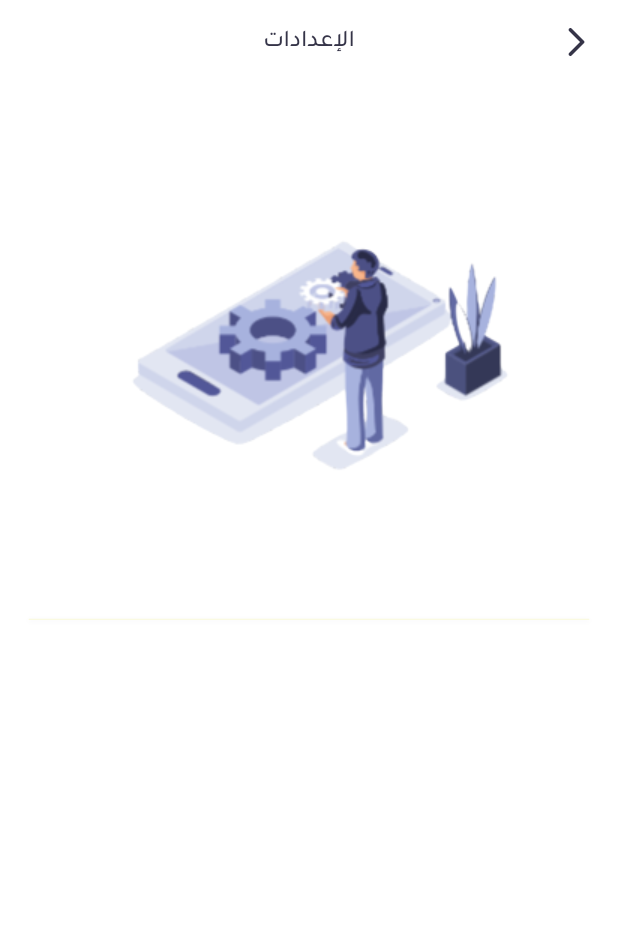
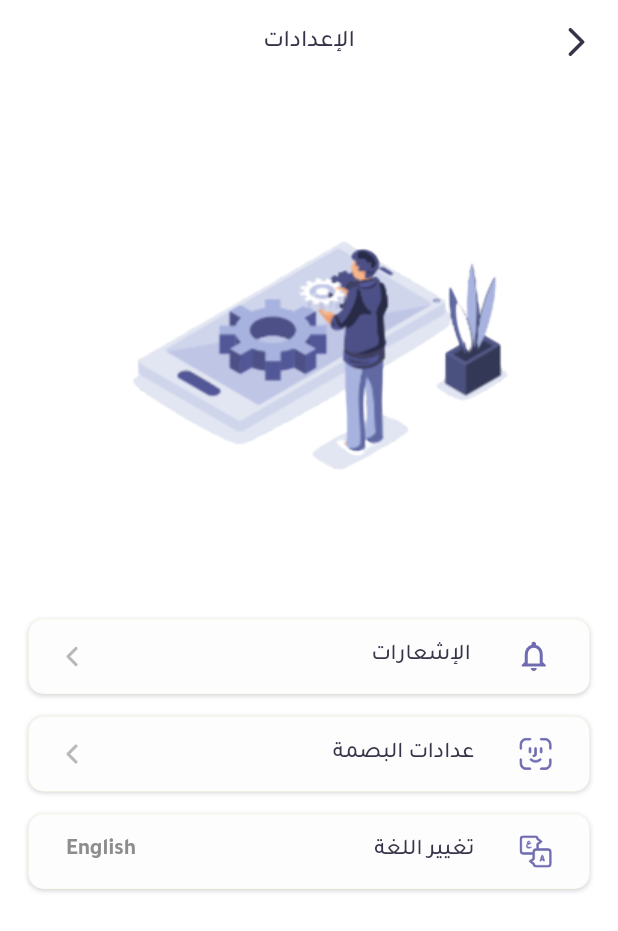
Before and after one commit to Attia-Fouad/nosoh_app, a Flutter app: the SettingsScreen screen opened directly, on a phone screen of 412 x 824 dp. Shown: the top 931 px of the screen. Run offline on Flutter 3.47's test engine with Material 2 defaults, Android fonts, the phone set to English and light mode, and no system bars; our stand-ins replace animate_do, bloc, dotted_border, dotted_line, flutter_bloc, flutter_svg and 5 more; missing offline and left inert: custom_check_box.

Commit message:
finish settings Screen

```diff
--- a/lib/View/settings/components/build_settings_item.dart
+++ b/lib/View/settings/components/build_settings_item.dart
@@ -5,14 +5,22 @@ import '../../../core/styles.dart';
 
 class BuildSettingsItem extends StatelessWidget {
   const BuildSettingsItem(
-      {super.key, this.firstIcon, this.lastIcon, this.text});
+      {super.key,
+      this.firstIcon,
+      this.lastIcon,
+      this.text,
+      required this.onTap});
   final Widget? firstIcon;
   final Widget? lastIcon;
   final String? text;
+  final void Function()? onTap;
 
   @override
   Widget build(BuildContext context) {
-    return Container(
+    return InkWell(
+      onTap: onTap,
+      child: Container(
+        height: 50,
         decoration: BoxDecoration(
           color: sortingContainerColor,
           border: Border.all(
@@ -47,6 +55,7 @@ class BuildSettingsItem extends StatelessWidget {
             ],
           ),
         ),
+      ),
     );
   }
 }
--- a/lib/View/settings/settings_screen.dart
+++ b/lib/View/settings/settings_screen.dart
@@ -1,8 +1,11 @@
 import 'package:flutter/material.dart';
+import 'package:flutter_svg/flutter_svg.dart';
+import 'package:hexcolor/hexcolor.dart';
 import 'package:nosoh_app/core/assets_data.dart';
+import 'package:nosoh_app/core/styles.dart';
 
 import '../../core/app_strings.dart';
-import '../../core/colors.dart';
+import 'components/build_settings_item.dart';
 
 class SettingsScreen extends StatelessWidget {
   const SettingsScreen({super.key});
@@ -28,29 +31,37 @@ class SettingsScreen extends StatelessWidget {
             const SizedBox(
               height: 40,
             ),
-            Container(
-              decoration: BoxDecoration(
-                color: sortingContainerColor,
-                border: Border.all(
-                  color: notificationBorderColor.withOpacity(0.5),
-                  width: 0.2,
-                ),
-                boxShadow: [
-                  BoxShadow(
-                    color: elevationColor.withOpacity(0.16),
-                    offset: const Offset(0, 1),
-                    blurRadius: 2,
-                  ),
-                ],
-                borderRadius: BorderRadius.circular(10),
+            BuildSettingsItem(
+              text: AppStrings.notifications,
+              firstIcon: Icon(
+                Icons.notifications_none_outlined,
+                color: HexColor('#6F6BB2'),
               ),
-              child: Padding(
-                padding: const EdgeInsets.symmetric(horizontal: 25.0),
-                child: Row(
-                  crossAxisAlignment: CrossAxisAlignment.center,
-                  children: [],
+              lastIcon: SvgPicture.asset(AssetsData.leftArrowIcon),
+              onTap: () {},
+            ),
+            const SizedBox(
+              height: 15,
+            ),
+            BuildSettingsItem(
+              text: AppStrings.fingerPrint,
+              firstIcon: SvgPicture.asset(AssetsData.faceIcon),
+              lastIcon: SvgPicture.asset(AssetsData.leftArrowIcon),
+              onTap: () {},
+            ),
+            const SizedBox(
+              height: 15,
+            ),
+            BuildSettingsItem(
+              text: AppStrings.changeLAnguage,
+              firstIcon: SvgPicture.asset(AssetsData.translateIcon),
+              lastIcon: Text(
+                AppStrings.english,
+                style: Styles.textStyle15Bold.copyWith(
+                  color: HexColor('#8D8D8D'),
                 ),
               ),
+              onTap: () {},
             ),
           ],
         ),
--- a/lib/core/app_strings.dart
+++ b/lib/core/app_strings.dart
@@ -160,5 +160,7 @@ abstract class AppStrings {
   static const save = 'حفظ';
   static const captchaText =
       'عزيزي المستخدم، لحمايتك نرجو منك الاجابة على هذه المسألة الحسابية';
+  static const fingerPrint = 'عدادات البصمة';
+  static const changeLAnguage = 'تغيير اللغة';
   static const con = '';
 }
```
Lines whose indentation alone changed are shown as unchanged.
